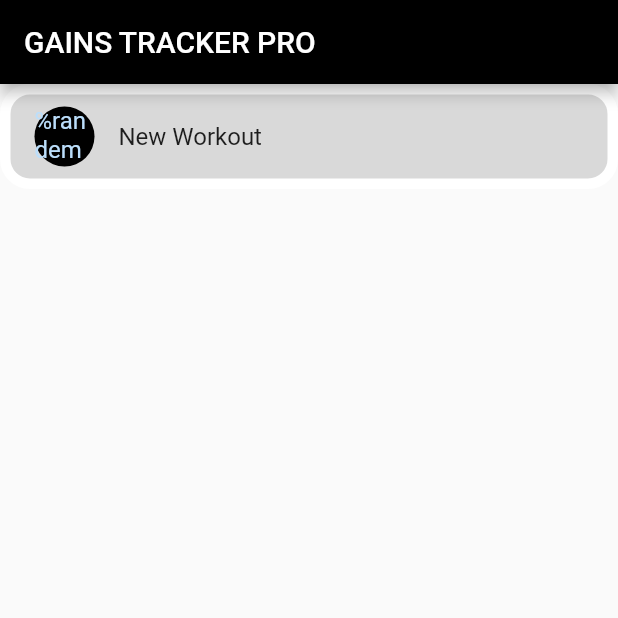
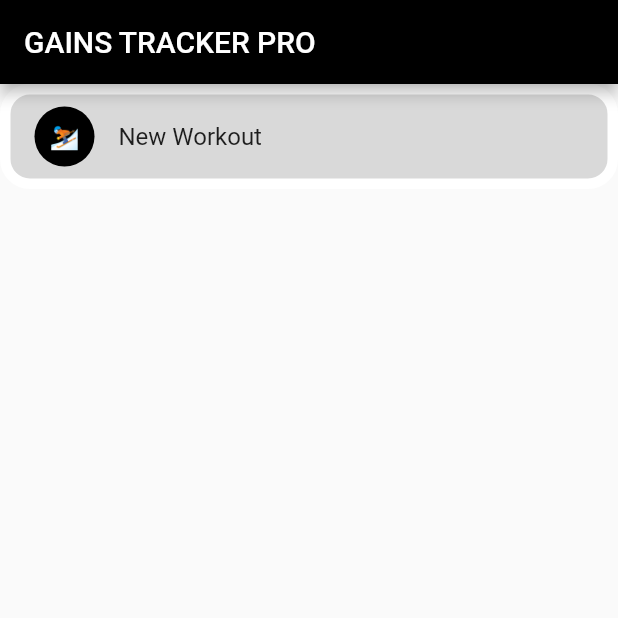
Before and after one commit to prem-pxtel/Gains-Tracker-Pro, a Flutter app: the screen it shows after launch, after a tap on the "add" icon, on a phone screen of 412 x 824 dp, the top half of it. Run offline on Flutter 3.47's test engine with Material 2 defaults, Android fonts, the light colour scheme and no system bars; our stand-ins replace table_calendar.

Commit message:
added emoji gains

```diff
--- a/gains_tracker_pro/lib/homepage.dart
+++ b/gains_tracker_pro/lib/homepage.dart
@@ -2,6 +2,7 @@ import 'package:flutter/material.dart';
 import 'calendar.dart';
 import 'other.dart';
 import 'classes.dart';
+import 'randemoji.dart';
 
 class HomePage extends StatefulWidget {
   const HomePage({super.key});
@@ -43,9 +44,9 @@ class _HomePageState extends State<HomePage> {
                     side: const BorderSide(width: 7, color: Colors.white),
                     borderRadius: BorderRadius.circular(20),
                   ),
-                  leading: const CircleAvatar(
+                  leading: CircleAvatar(
                     backgroundColor: Colors.black,
-                    child: Text('%randemoji',),
+                    child: Text(randemoji()),
                   ),
                 );
               },
```
